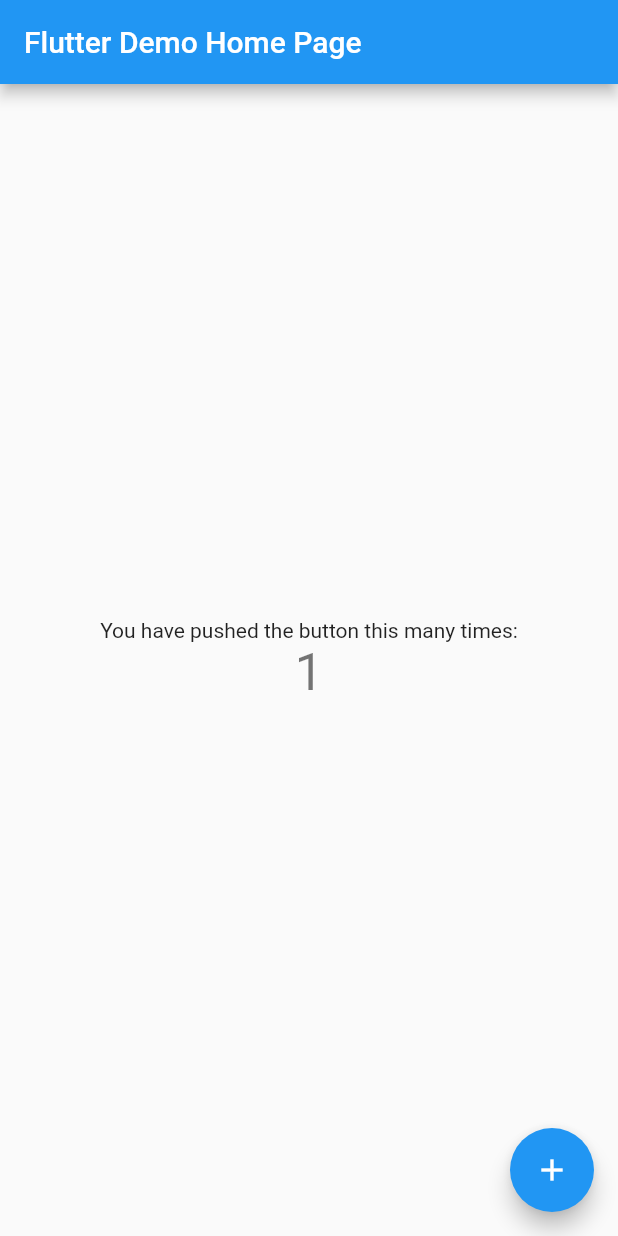
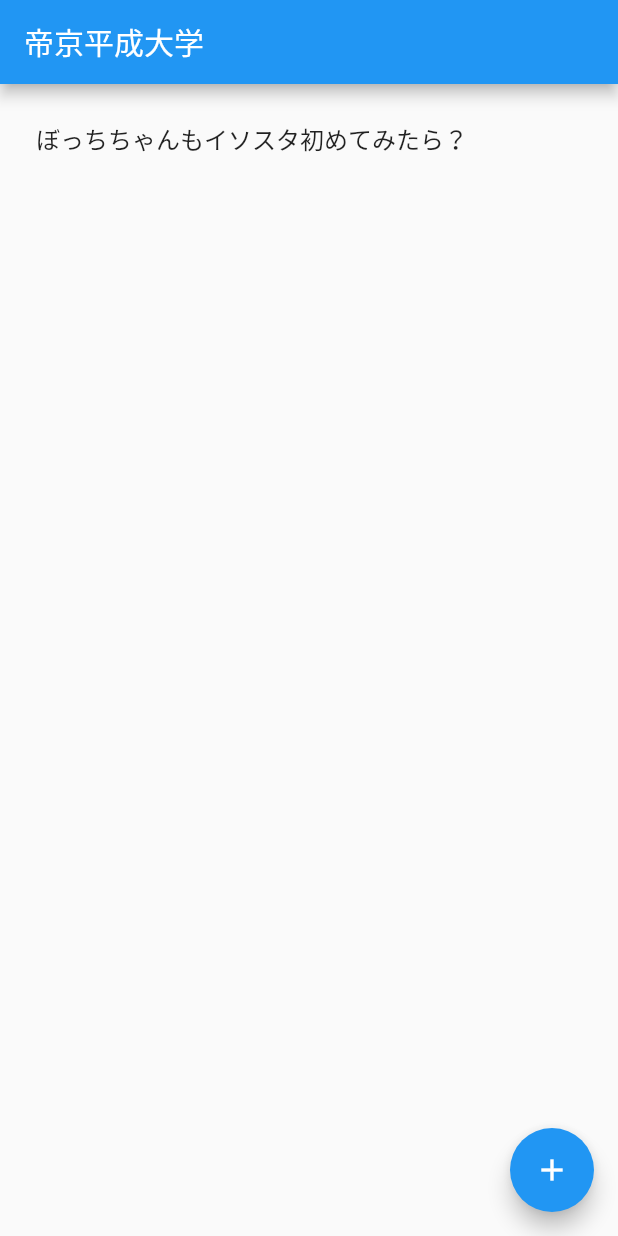
Before and after one commit to yunkai1841/flutter-test, a Flutter app: the MyHomePage screen opened directly, after a tap on the "add" icon, on a phone screen of 412 x 824 dp. Run offline on Flutter 3.47's test engine with Material 2 defaults, Android fonts, the phone set to English and light mode, and no system bars.

Commit message:
implement list

```diff
--- a/lib/main.dart
+++ b/lib/main.dart
@@ -24,7 +24,7 @@
         // is not restarted.
         primarySwatch: Colors.blue,
       ),
-      home: const MyHomePage(title: 'Flutter Demo Home Page'),
+      home: const MyHomePage(title: '帝京平成大学'),
     );
   }
 }
@@ -49,6 +49,7 @@
 
 class _MyHomePageState extends State<MyHomePage> {
   int _counter = 0;
+  final String _text = 'ぼっちちゃんもイソスタ初めてみたら？';
 
   void _incrementCounter() {
     setState(() {
@@ -75,39 +76,16 @@
         // the App.build method, and use it to set our appbar title.
         title: Text(widget.title),
       ),
-      body: Center(
-        // Center is a layout widget. It takes a single child and positions it
-        // in the middle of the parent.
-        child: Column(
-          // Column is also a layout widget. It takes a list of children and
-          // arranges them vertically. By default, it sizes itself to fit its
-          // children horizontally, and tries to be as tall as its parent.
-          //
-          // Invoke "debug painting" (press "p" in the console, choose the
-          // "Toggle Debug Paint" action from the Flutter Inspector in Android
-          // Studio, or the "Toggle Debug Paint" command in Visual Studio Code)
-          // to see the wireframe for each widget.
-          //
-          // Column has various properties to control how it sizes itself and
-          // how it positions its children. Here we use mainAxisAlignment to
-          // center the children vertically; the main axis here is the vertical
-          // axis because Columns are vertical (the cross axis would be
-          // horizontal).
-          mainAxisAlignment: MainAxisAlignment.center,
-          children: <Widget>[
-            const Text(
-              'You have pushed the button this many times:',
-            ),
-            Text(
-              '$_counter',
-              style: Theme.of(context).textTheme.headline4,
-            ),
-          ],
-        ),
-      ),
+      body: ListView.builder(
+          itemCount: _counter,
+          padding: const EdgeInsets.all(8),
+          itemBuilder: (BuildContext context, int index) {
+            return ListTile(
+              title: Text(_text),
+            );
+          }),
       floatingActionButton: FloatingActionButton(
         onPressed: _incrementCounter,
-        tooltip: 'Increment',
         child: const Icon(Icons.add),
       ), // This trailing comma makes auto-formatting nicer for build methods.
     );
```
